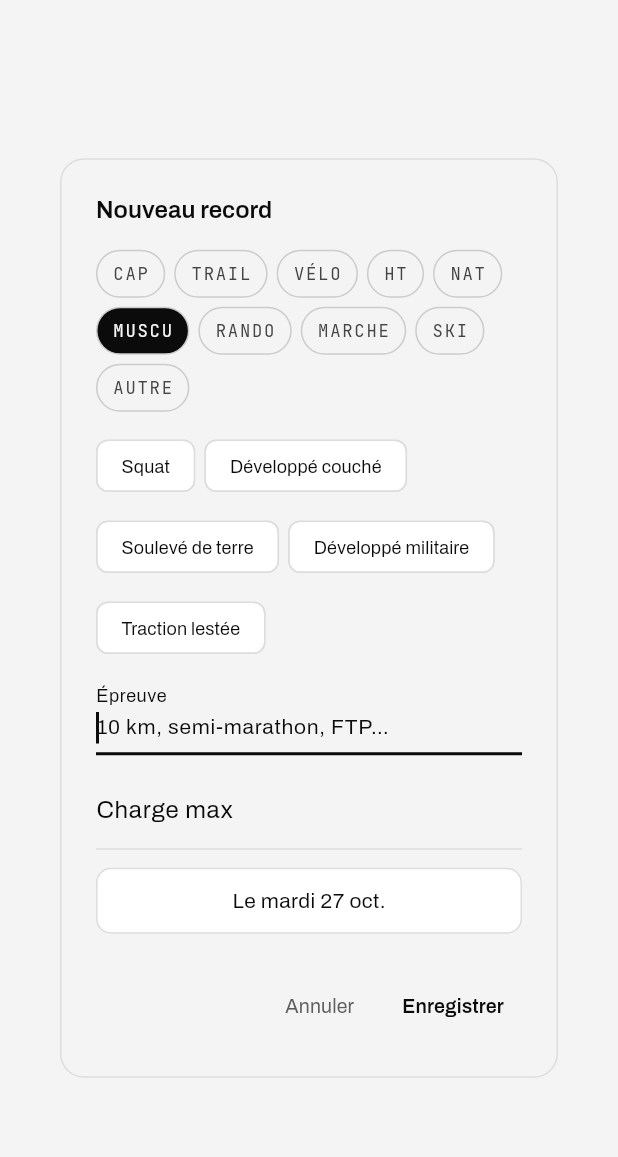
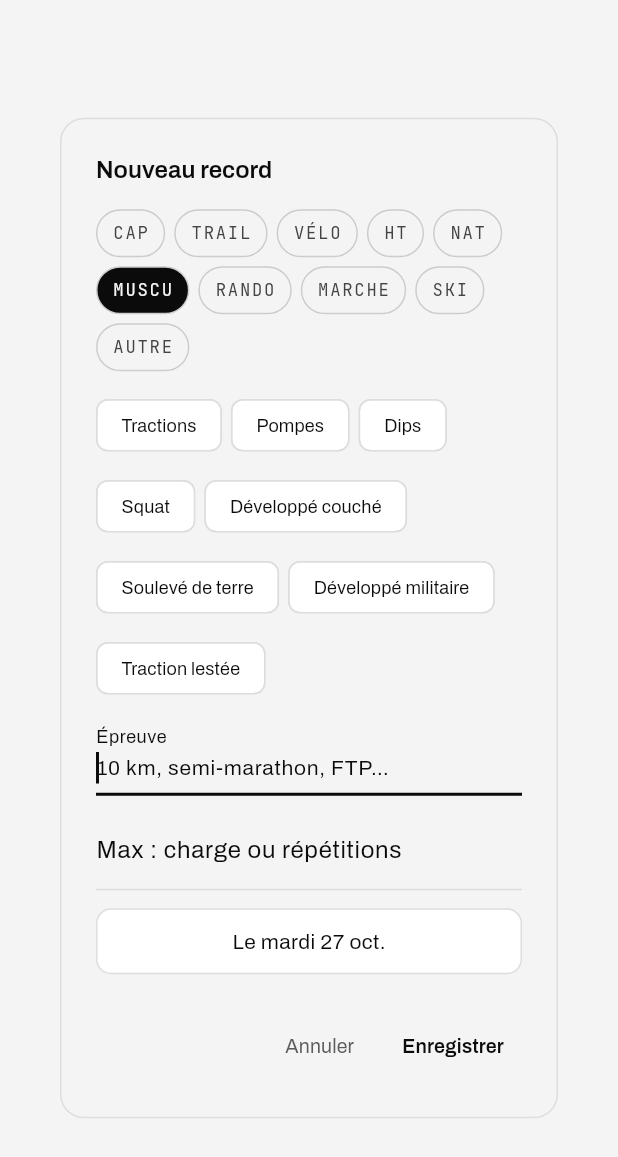
Before and after one commit to lucaslle/SportApp, a Flutter app: the _RecordDialog widget shown alone on an empty page, opened directly with empty values, after a tap on "MUSCU", on a phone screen of 412 x 824 dp. Shown: the top 1157 px of the screen. Run offline on Flutter 3.47's test engine with Material 3 defaults, Android fonts, the phone set to English and light mode, and no system bars; our stand-ins replace file_picker, flutter_map, flutter_riverpod, flutter_secure_storage, google_fonts, latlong2; accounts and stored records are empty.

Commit message:
Records : max en répétitions (tractions, pompes, dips)

```diff
--- a/fitness_tracker/lib/screens/record_sheet.dart
+++ b/fitness_tracker/lib/screens/record_sheet.dart
@@ -217,6 +217,9 @@ class _RecordDialogState extends State<_RecordDialog> {
 
   /// Exercices de musculation courants, puis les épreuves déjà saisies pour ce sport.
   static const List<String> _liftExamples = [
+    'Tractions',
+    'Pompes',
+    'Dips',
     'Squat',
     'Développé couché',
     'Soulevé de terre',
@@ -226,7 +229,7 @@ class _RecordDialogState extends State<_RecordDialog> {
 
   List<String> get _suggestions {
     if (widget.label != null || widget.record != null) return const [];
-    return {...?widget.knownLabels[_sport], if (_sport == Sport.muscu) ..._liftExamples}.take(8).toList();
+    return {...?widget.knownLabels[_sport], if (_sport == Sport.muscu) ..._liftExamples}.take(10).toList();
   }
 
   void _save() {
@@ -310,8 +313,8 @@ class _RecordDialogState extends State<_RecordDialog> {
               controller: _value,
               style: AppText.sans(size: 14),
               decoration: InputDecoration(
-                labelText: _sport == Sport.muscu ? 'Charge max' : 'Performance',
-                hintText: _sport == Sport.muscu ? '100 kg' : '39′10, 1h31′05, 272 W…',
+                labelText: _sport == Sport.muscu ? 'Max : charge ou répétitions' : 'Performance',
+                hintText: _sport == Sport.muscu ? '100 kg, 15 reps…' : '39′10, 1h31′05, 272 W…',
               ),
               onSubmitted: (_) => _save(),
             ),
```
Also changed, not shown: 1 other file.
